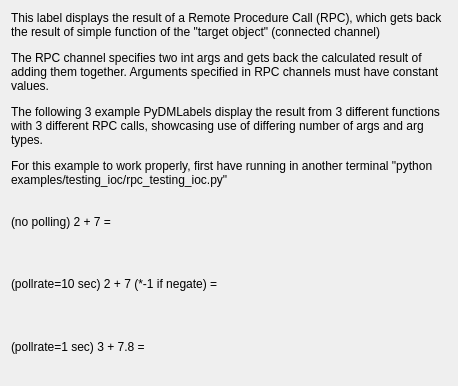
First picture: the form in examples/rpc/rpc_labels.ui, repository slaclab/pydm, before the edit.
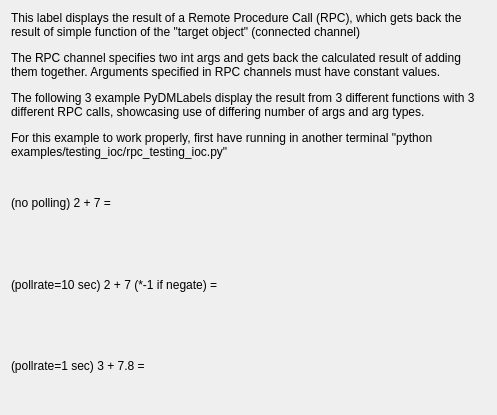
Second picture: the form after the edit. Custom widgets are drawn as their Qt base class.

Commit message: TST: switch to checking if rpc address to use regex and add test for check

The edit to the form file:
```diff
--- a/examples/rpc/rpc_labels.ui
+++ b/examples/rpc/rpc_labels.ui
@@ -6,8 +6,8 @@
    <rect>
     <x>0</x>
     <y>0</y>
-    <width>458</width>
-    <height>386</height>
+    <width>497</width>
+    <height>415</height>
    </rect>
   </property>
   <property name="windowTitle">
```
Left out of the diff: 2 changed lines with no effect on the pictures. The commit also changes 2 other files.
